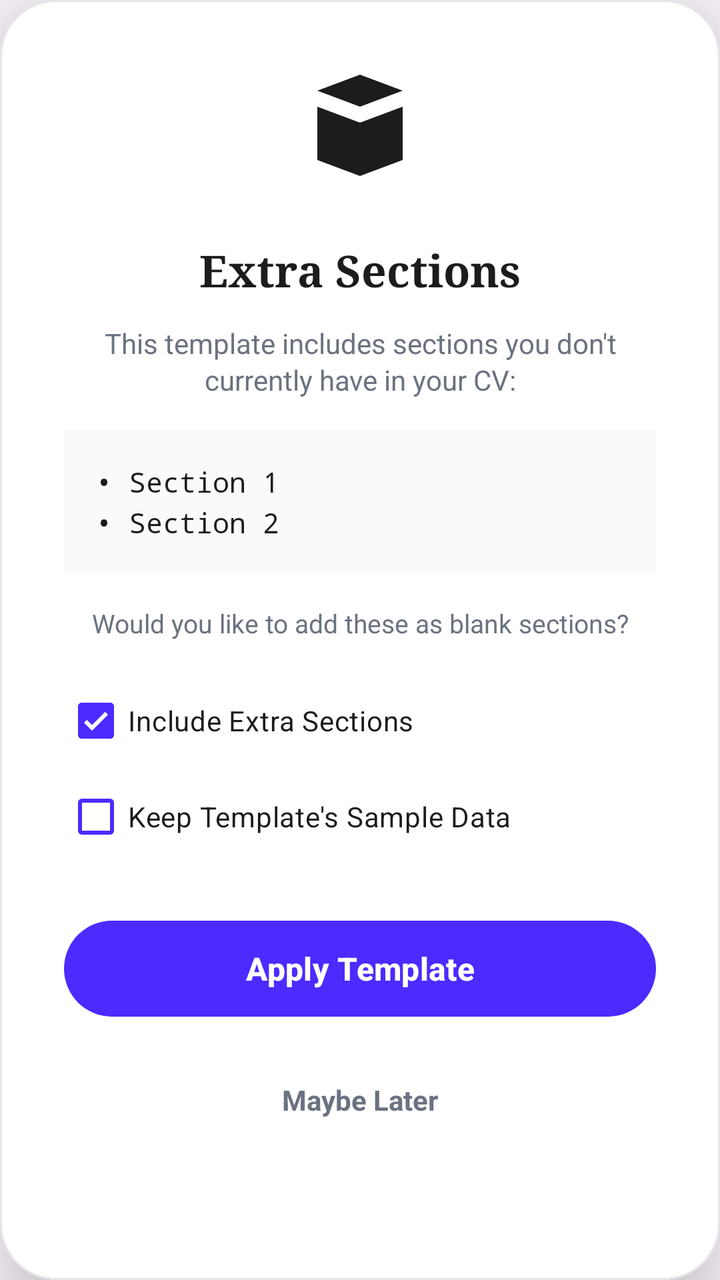
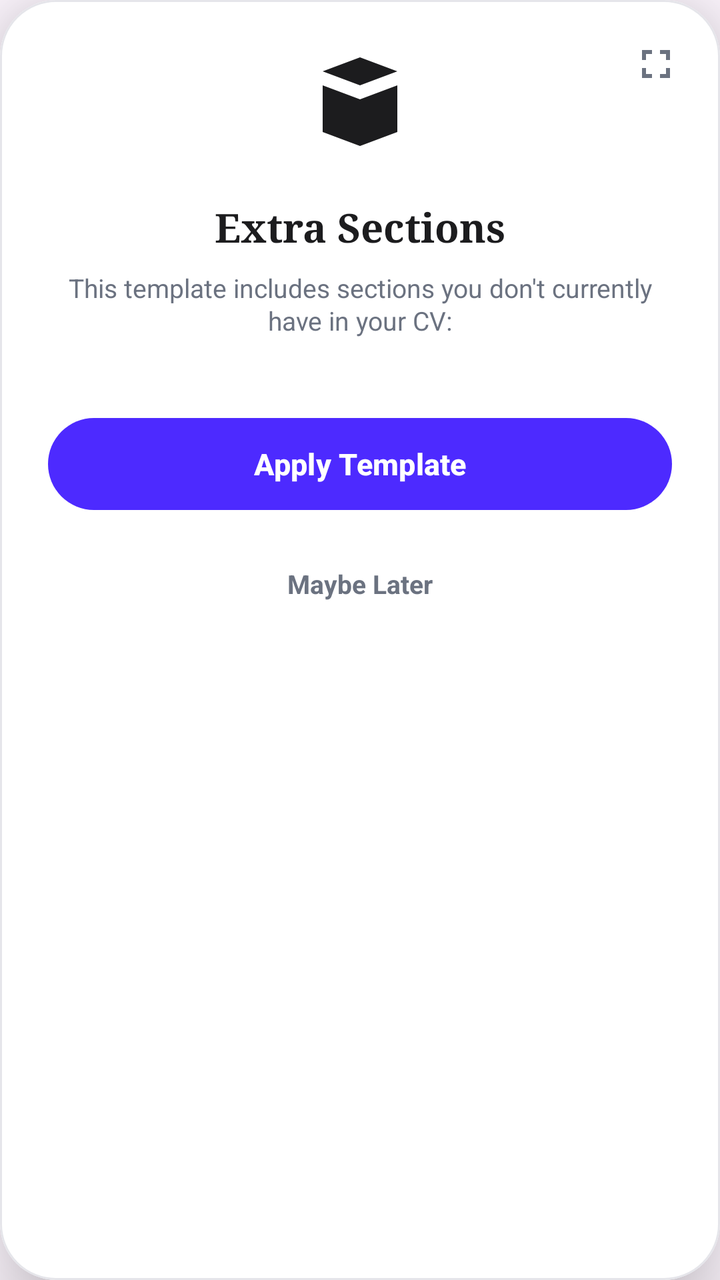

The first picture is an Android layout as it rendered before a commit; the second is the same layout after the commit. The layout source and the unified diff follow.
<!-- AndroidManifest.xml: application theme Theme.MyApplication -->
<!-- res/layout/dialog_extra_sections.xml -->
<?xml version="1.0" encoding="utf-8"?>
<com.google.android.material.card.MaterialCardView xmlns:android="http://schemas.android.com/apk/res/android"
    xmlns:app="http://schemas.android.com/apk/res-auto" android:layout_width="320dp" android:layout_height="wrap_content" android:layout_gravity="center" app:cardBackgroundColor="@color/surface_dialog" app:cardCornerRadius="28dp" app:cardElevation="24dp" app:strokeColor="@color/divider_color_new" app:strokeWidth="1dp">

    <LinearLayout android:layout_width="match_parent" android:layout_height="wrap_content" android:gravity="center" android:orientation="vertical" android:padding="32dp">

        <ImageView android:layout_width="64dp" android:layout_height="64dp" android:src="@drawable/ic_extra_sections" app:tint="@color/text_primary" />

        <TextView android:layout_width="wrap_content" android:layout_height="wrap_content" android:layout_marginTop="24dp" android:fontFamily="serif" android:text="@string/extra_sections_title" android:textColor="@color/text_primary" android:textSize="22sp" android:textStyle="bold" />

        <TextView android:layout_width="match_parent" android:layout_height="wrap_content" android:layout_marginTop="12dp" android:gravity="center" android:text="@string/extra_sections_subtitle" android:textColor="@color/text_secondary" android:textSize="14sp" android:lineSpacingExtra="2dp"/>

        <TextView android:id="@+id/tvSectionsList" android:layout_width="match_parent" android:layout_height="wrap_content" android:layout_marginTop="16dp" android:layout_marginBottom="8dp" android:background="@color/surface_card_nested" android:padding="16dp" android:text="• Section 1\n• Section 2" android:textColor="@color/text_primary" android:textSize="14sp" android:lineSpacingExtra="4dp" android:fontFamily="monospace"/>

        <TextView android:id="@+id/tvExtraQuestion" android:layout_width="match_parent" android:layout_height="wrap_content" android:gravity="center" android:text="@string/extra_sections_question" android:textColor="@color/text_secondary" android:textSize="13sp" android:layout_marginTop="8dp"/>

        <com.google.android.material.checkbox.MaterialCheckBox android:id="@+id/cbExtraSections" android:layout_width="match_parent" android:layout_height="wrap_content" android:layout_marginTop="16dp" android:text="@string/include_extra_sections" android:checked="true" android:textColor="@color/text_primary" app:buttonTint="@color/brand_primary" />

        <com.google.android.material.checkbox.MaterialCheckBox android:id="@+id/cbExtraInfo" android:layout_width="match_parent" android:layout_height="wrap_content" android:text="@string/include_extra_info" android:checked="false" android:textColor="@color/text_primary" app:buttonTint="@color/brand_primary" />

        <com.google.android.material.button.MaterialButton android:id="@+id/btnApplyTemplate" android:layout_width="match_parent" android:layout_height="56dp" android:layout_marginTop="24dp" android:text="@string/apply_template" android:textAllCaps="false" android:textSize="16sp" android:textStyle="bold" app:cornerRadius="28dp" app:backgroundTint="@color/brand_primary" android:textColor="#FFFFFF"/>

        <TextView android:id="@+id/btnSkipSections" android:layout_width="wrap_content" android:layout_height="wrap_content" android:layout_marginTop="20dp" android:text="@string/maybe_later" android:textColor="@color/text_secondary" android:textSize="14sp" android:textStyle="bold" android:padding="8dp" android:clickable="true" android:focusable="true" android:background="?attr/selectableItemBackgroundBorderless"/>
    </LinearLayout>
</com.google.android.material.card.MaterialCardView>
<!-- resources referenced by this layout -->
<resources>
  <color name="brand_primary">#4D2AFF</color>
  <color name="divider_color_new">#E5E5EA</color>
  <color name="surface_card_nested">#F9FAFB</color>
  <color name="surface_dialog">#FFFFFF</color>
  <color name="text_primary">#1C1C1E</color>
  <color name="text_secondary">#6B7280</color>
  <!-- drawable ic_extra_sections (drawable) -->
  <vector xmlns:android="http://schemas.android.com/apk/res/android" android:width="24dp" android:height="24dp" android:viewportWidth="24" android:viewportHeight="24">
      <path android:fillColor="#4A4A4A" android:pathData="M12,2L4,5L12,8L20,5L12,2M4,8V13L12,16L20,13V8L12,11L4,8M4,13V18L12,21L20,18V13L12,16L4,13Z" />
  </vector>
  <string name="apply_template">Apply Template</string>
  <string name="extra_sections_question">Would you like to add these as blank sections?</string>
  <string name="extra_sections_subtitle">This template includes sections you don\'t currently have in your CV:</string>
  <string name="extra_sections_title">Extra Sections</string>
  <string name="include_extra_info">Keep Template\'s Sample Data</string>
  <string name="include_extra_sections">Include Extra Sections</string>
  <string name="maybe_later">Maybe Later</string>
  <style name="Theme.MyApplication" parent="Base.Theme.MyApplication" />
  <style name="Base.Theme.MyApplication" parent="Theme.Material3.DayNight.NoActionBar">
          
          
          <item name="materialButtonStyle">@style/WobblyMaterialButton</item>
          <item name="android:buttonStyle">@style/WobblyStandardButton</item>
          <item name="imageButtonStyle">@style/WobblyImageButton</item>
          <item name="android:imageButtonStyle">@style/WobblyImageButton</item>
          <item name="materialCardViewStyle">@style/WobblyCardView</item>
      </style>
  <style name="WobblyMaterialButton" parent="Widget.Material3.Button">
          <item name="android:stateListAnimator">@animator/wobbly_slime</item>
      </style>
  <style name="WobblyStandardButton" parent="Widget.AppCompat.Button">
          <item name="android:stateListAnimator">@animator/wobbly_slime</item>
      </style>
  <style name="WobblyImageButton" parent="Widget.AppCompat.ImageButton">
          <item name="android:stateListAnimator">@animator/wobbly_slime</item>
      </style>
  <style name="WobblyCardView" parent="Widget.Material3.CardView.Elevated">
          <item name="android:stateListAnimator">@animator/wobbly_slime</item>
      </style>
</resources>

<!-- the commit's change to res/layout/dialog_extra_sections.xml (unified diff, before → after) -->
@@ -1,25 +1,128 @@
 <?xml version="1.0" encoding="utf-8"?>
-<com.google.android.material.card.MaterialCardView xmlns:android="http://schemas.android.com/apk/res/android"
-    xmlns:app="http://schemas.android.com/apk/res-auto" android:layout_width="320dp" android:layout_height="wrap_content" android:layout_gravity="center" app:cardBackgroundColor="@color/surface_dialog" app:cardCornerRadius="28dp" app:cardElevation="24dp" app:strokeColor="@color/divider_color_new" app:strokeWidth="1dp">
+<com.google.android.material.card.MaterialCardView
+    xmlns:android="http://schemas.android.com/apk/res/android"
+    xmlns:app="http://schemas.android.com/apk/res-auto"
+    android:id="@+id/dialogCardView"
+    android:layout_width="340dp"
+    android:layout_height="wrap_content"
+    android:layout_gravity="center"
+    app:cardBackgroundColor="@color/surface_dialog"
+    app:cardCornerRadius="28dp"
+    app:cardElevation="24dp"
+    app:strokeColor="@color/divider_color_new"
+    app:strokeWidth="1dp">
 
-    <LinearLayout android:layout_width="match_parent" android:layout_height="wrap_content" android:gravity="center" android:orientation="vertical" android:padding="32dp">
+    <RelativeLayout
+        android:layout_width="match_parent"
+        android:layout_height="wrap_content">
 
-        <ImageView android:layout_width="64dp" android:layout_height="64dp" android:src="@drawable/ic_extra_sections" app:tint="@color/text_primary" />
+        <ImageButton
+            android:id="@+id/btnMaximizeDialog"
+            android:layout_width="40dp"
+            android:layout_height="40dp"
+            android:layout_alignParentEnd="true"
+            android:layout_alignParentTop="true"
+            android:layout_margin="12dp"
+            android:background="?attr/selectableItemBackgroundBorderless"
+            android:src="@drawable/ic_expand_dialog"
+            app:tint="@color/text_secondary"
+            android:padding="8dp"
+            android:scaleType="fitCenter"/>
 
-        <TextView android:layout_width="wrap_content" android:layout_height="wrap_content" android:layout_marginTop="24dp" android:fontFamily="serif" android:text="@string/extra_sections_title" android:textColor="@color/text_primary" android:textSize="22sp" android:textStyle="bold" />
+        <LinearLayout
+            android:layout_width="match_parent"
+            android:layout_height="wrap_content"
+            android:gravity="center"
+            android:orientation="vertical"
+            android:padding="24dp">
 
-        <TextView android:layout_width="match_parent" android:layout_height="wrap_content" android:layout_marginTop="12dp" android:gravity="center" android:text="@string/extra_sections_subtitle" android:textColor="@color/text_secondary" android:textSize="14sp" android:lineSpacingExtra="2dp"/>
+            <ImageView
+                android:layout_width="56dp"
+                android:layout_height="56dp"
+                android:src="@drawable/ic_extra_sections"
+                app:tint="@color/text_primary" />
 
-        <TextView android:id="@+id/tvSectionsList" android:layout_width="match_parent" android:layout_height="wrap_content" android:layout_marginTop="16dp" android:layout_marginBottom="8dp" android:background="@color/surface_card_nested" android:padding="16dp" android:text="• Section 1\n• Section 2" android:textColor="@color/text_primary" android:textSize="14sp" android:lineSpacingExtra="4dp" android:fontFamily="monospace"/>
+            <TextView
+                android:layout_width="wrap_content"
+                android:layout_height="wrap_content"
+                android:layout_marginTop="20dp"
+                android:fontFamily="serif"
+                android:text="@string/extra_sections_title"
+                android:textColor="@color/text_primary"
+                android:textSize="20sp"
+                android:textStyle="bold" />
 
-        <TextView android:id="@+id/tvExtraQuestion" android:layout_width="match_parent" android:layout_height="wrap_content" android:gravity="center" android:text="@string/extra_sections_question" android:textColor="@color/text_secondary" android:textSize="13sp" android:layout_marginTop="8dp"/>
+            <TextView
+                android:layout_width="match_parent"
+                android:layout_height="wrap_content"
+                android:layout_marginTop="8dp"
+                android:gravity="center"
+                android:text="@string/extra_sections_subtitle"
+                android:textColor="@color/text_secondary"
+                android:textSize="13sp"
+                android:lineSpacingExtra="1dp"/>
 
-        <com.google.android.material.checkbox.MaterialCheckBox android:id="@+id/cbExtraSections" android:layout_width="match_parent" android:layout_height="wrap_content" android:layout_marginTop="16dp" android:text="@string/include_extra_sections" android:checked="true" android:textColor="@color/text_primary" app:buttonTint="@color/brand_primary" />
+            <androidx.core.widget.NestedScrollView
+                android:id="@+id/nsvSelective"
+                android:layout_width="match_parent"
+                android:layout_height="wrap_content"
+                android:layout_marginTop="16dp"
+                android:maxHeight="400dp"
+                android:scrollbars="vertical">
 
-        <com.google.android.material.checkbox.MaterialCheckBox android:id="@+id/cbExtraInfo" android:layout_width="match_parent" android:layout_height="wrap_content" android:text="@string/include_extra_info" android:checked="false" android:textColor="@color/text_primary" app:buttonTint="@color/brand_primary" />
+                <LinearLayout
+                    android:layout_width="match_parent"
+                    android:layout_height="wrap_content"
+                    android:orientation="vertical">
 
-        <com.google.android.material.button.MaterialButton android:id="@+id/btnApplyTemplate" android:layout_width="match_parent" android:layout_height="56dp" android:layout_marginTop="24dp" android:text="@string/apply_template" android:textAllCaps="false" android:textSize="16sp" android:textStyle="bold" app:cornerRadius="28dp" app:backgroundTint="@color/brand_primary" android:textColor="#FFFFFF"/>
+                    <TextView
+                        android:id="@+id/tvSectionsList"
+                        android:layout_width="match_parent"
+                        android:layout_height="wrap_content"
+                        android:layout_marginBottom="12dp"
+                        android:background="@drawable/bg_selective_item_light"
+                        android:padding="12dp"
+                        android:text="Loading features..."
+                        android:textColor="@color/text_primary"
+                        android:textSize="13sp"
+                        android:lineSpacingExtra="3dp"
+                        android:fontFamily="monospace"
+                        android:visibility="gone"/>
 
-        <TextView android:id="@+id/btnSkipSections" android:layout_width="wrap_content" android:layout_height="wrap_content" android:layout_marginTop="20dp" android:text="@string/maybe_later" android:textColor="@color/text_secondary" android:textSize="14sp" android:textStyle="bold" android:padding="8dp" android:clickable="true" android:focusable="true" android:background="?attr/selectableItemBackgroundBorderless"/>
-    </LinearLayout>
+                    <androidx.recyclerview.widget.RecyclerView
+                        android:id="@+id/rvSelectiveTree"
+                        android:layout_width="match_parent"
+                        android:layout_height="wrap_content"
+                        android:nestedScrollingEnabled="false" />
+                </LinearLayout>
+            </androidx.core.widget.NestedScrollView>
+
+            <com.google.android.material.button.MaterialButton
+                android:id="@+id/btnApplyTemplate"
+                android:layout_width="match_parent"
+                android:layout_height="54dp"
+                android:layout_marginTop="20dp"
+                android:text="@string/apply_template"
+                android:textAllCaps="false"
+                android:textSize="15sp"
+                android:textStyle="bold"
+                app:cornerRadius="27dp"
+                app:backgroundTint="@color/brand_primary"
+                android:textColor="#FFFFFF"/>
+
+            <TextView
+                android:id="@+id/btnSkipSections"
+                android:layout_width="wrap_content"
+                android:layout_height="wrap_content"
+                android:layout_marginTop="16dp"
+                android:text="@string/maybe_later"
+                android:textColor="@color/text_secondary"
+                android:textSize="13sp"
+                android:textStyle="bold"
+                android:padding="8dp"
+                android:clickable="true"
+                android:focusable="true"
+                android:background="?attr/selectableItemBackgroundBorderless"/>
+        </LinearLayout>
+    </RelativeLayout>
 </com.google.android.material.card.MaterialCardView>
<!-- resource entries referenced after the edit -->
@@ -2,20 +2,32 @@
 <resources>
   <color name="brand_primary">#4D2AFF</color>
   <color name="divider_color_new">#E5E5EA</color>
-  <color name="surface_card_nested">#F9FAFB</color>
   <color name="surface_dialog">#FFFFFF</color>
   <color name="text_primary">#1C1C1E</color>
   <color name="text_secondary">#6B7280</color>
+  <!-- drawable bg_selective_item_light (drawable) -->
+  <?xml version="1.0" encoding="utf-8"?>
+  <shape xmlns:android="http://schemas.android.com/apk/res/android">
+      <solid android:color="#F8F9FE" />
+      <corners android:radius="14dp" />
+  </shape>
+  <!-- drawable ic_expand_dialog (drawable) -->
+  <vector xmlns:android="http://schemas.android.com/apk/res/android"
+      android:width="24dp" android:height="24dp"
+      android:viewportWidth="24" android:viewportHeight="24">
+      <path android:fillColor="@android:color/white"
+          android:pathData="M7,14H5v5h5v-2H7V14z M5,10h2V7h3V5H5V10z M17,17h-3v2h5v-5h-2V17z M14,5v2h3v3h2V5H14z"/>
+  </vector>
   <!-- drawable ic_extra_sections (drawable) -->
-  <vector xmlns:android="http://schemas.android.com/apk/res/android" android:width="24dp" android:height="24dp" android:viewportWidth="24" android:viewportHeight="24">
-      <path android:fillColor="#4A4A4A" android:pathData="M12,2L4,5L12,8L20,5L12,2M4,8V13L12,16L20,13V8L12,11L4,8M4,13V18L12,21L20,18V13L12,16L4,13Z" />
+  <vector xmlns:android="http://schemas.android.com/apk/res/android"
+      android:width="24dp" android:height="24dp"
+      android:viewportWidth="24" android:viewportHeight="24">
+      <path android:fillColor="#4A4A4A"
+          android:pathData="M12,2L4,5L12,8L20,5L12,2M4,8V13L12,16L20,13V8L12,11L4,8M4,13V18L12,21L20,18V13L12,16L4,13Z" />
   </vector>
   <string name="apply_template">Apply Template</string>
-  <string name="extra_sections_question">Would you like to add these as blank sections?</string>
   <string name="extra_sections_subtitle">This template includes sections you don\'t currently have in your CV:</string>
   <string name="extra_sections_title">Extra Sections</string>
-  <string name="include_extra_info">Keep Template\'s Sample Data</string>
-  <string name="include_extra_sections">Include Extra Sections</string>
   <string name="maybe_later">Maybe Later</string>
   <style name="Theme.MyApplication" parent="Base.Theme.MyApplication" />
   <style name="Base.Theme.MyApplication" parent="Theme.Material3.DayNight.NoActionBar">
